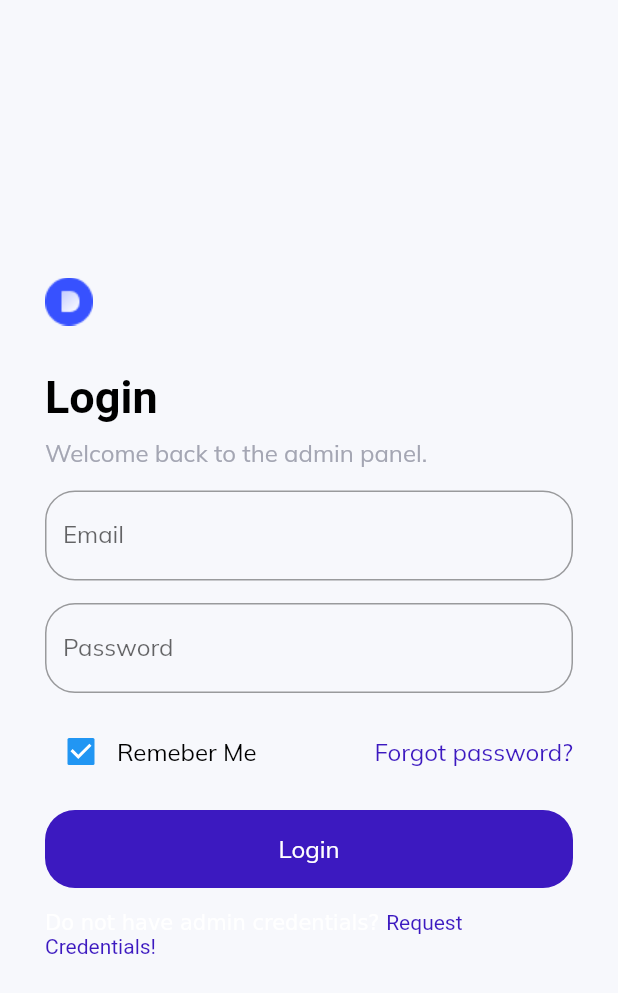
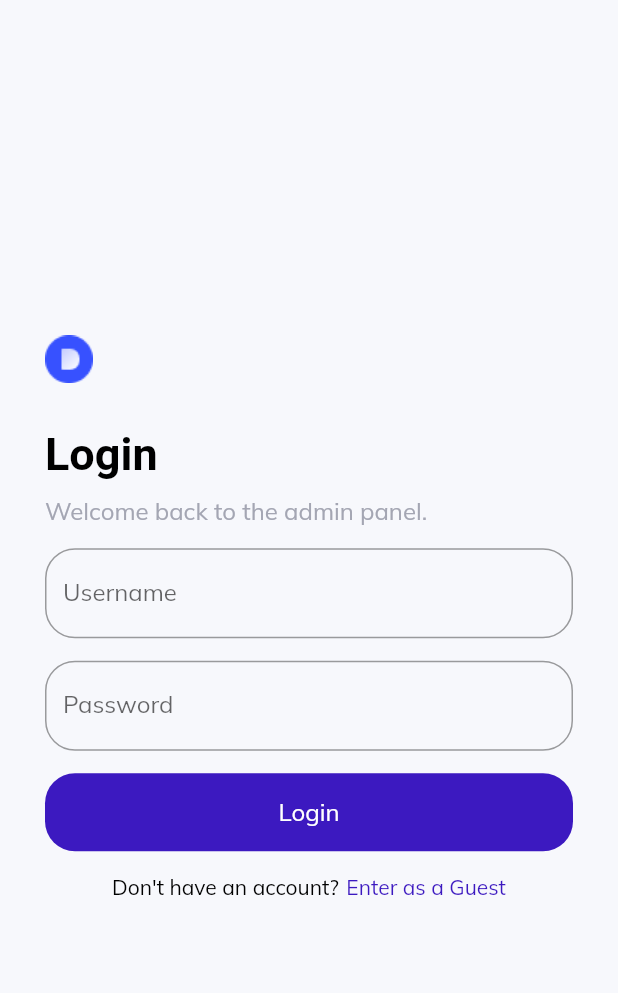
Before and after one commit to kvnrzl/flutter-project-spk-pemilihan-tabungan, a Flutter app: the LoginPage screen opened directly, on a phone screen of 412 x 824 dp. Shown: the top 993 px of the screen. Run offline on Flutter 3.47's test engine with Material 2 defaults, Android fonts, the phone set to English and light mode, and no system bars; our stand-ins replace data_table_2, dio, flutter_secure_storage, get, google_fonts; accounts and stored records are empty.

Commit message:
FEAT: add auth feature

```diff
--- a/lib/controllers/auth_controller.dart
+++ b/lib/controllers/auth_controller.dart
@@ -4,7 +4,7 @@ class AuthController extends GetxController {
   static AuthController instance = Get.find();
 
   final _isAuthenticated = false.obs;
-  final _username = "".obs;
+  final _username = "Log In".obs;
 
   bool get isAuthenticated => _isAuthenticated.value;
   set isAuthenticated(bool value) => _isAuthenticated.value = value;
@@ -17,7 +17,7 @@ class AuthController extends GetxController {
   //   super.onInit();
   //   ever(_isAuthenticated, (_) {
   //     if (isAuthenticated) {
-  //       Get.offAllNamed('/home');
+  //       Get.offAllNamed('/');
   //     } else {
   //       Get.offAllNamed('/login');
   //     }
@@ -30,5 +30,6 @@ class AuthController extends GetxController {
 
   void logout() {
     isAuthenticated = false;
+    setUsername = "Log In";
   }
 }
--- a/lib/pages/authentication/login_page.dart
+++ b/lib/pages/authentication/login_page.dart
@@ -1,11 +1,24 @@
 import 'package:flutter/material.dart';
+import 'package:get/get.dart';
 import 'package:google_fonts/google_fonts.dart';
 
+import '../../constants/controller.dart';
 import '../../constants/style.dart';
+import '../../routing/routes.dart';
+import '../../services/auth_services.dart';
 import '../../widgets/custom_text.dart';
 
-class LoginPage extends StatelessWidget {
+class LoginPage extends StatefulWidget {
   const LoginPage({super.key});
+
+  @override
+  State<LoginPage> createState() => _LoginPageState();
+}
+
+class _LoginPageState extends State<LoginPage> {
+  final _formLoginKey = GlobalKey<FormState>();
+  TextEditingController _username = TextEditingController();
+  TextEditingController _password = TextEditingController();
 
   @override
   Widget build(BuildContext context) {
@@ -50,52 +63,77 @@ class LoginPage extends StatelessWidget {
               const SizedBox(
                 height: 15,
               ),
-              TextField(
+              Form(
+                key: _formLoginKey,
+                child: Column(
+                  children: [
+                    TextFormField(
+                      controller: _username,
                       decoration: InputDecoration(
-                    labelText: "Email",
-                    hintText: "abc@domain.com",
+                        labelText: "Username",
+                        hintText: "Enter username",
                         border: OutlineInputBorder(
-                        borderRadius: BorderRadius.circular(20))),
+                            borderRadius: BorderRadius.circular(20)),
+                      ),
+                      validator: (value) {
+                        if (value!.isEmpty) {
+                          return "Username cannot be empty";
+                        }
+                        return null;
+                      },
                     ),
                     const SizedBox(
                       height: 15,
                     ),
-              TextField(
+                    TextFormField(
+                      controller: _password,
                       obscureText: true,
                       decoration: InputDecoration(
                         labelText: "Password",
-                    hintText: "123",
+                        hintText: "Enter password",
                         border: OutlineInputBorder(
-                        borderRadius: BorderRadius.circular(20))),
+                            borderRadius: BorderRadius.circular(20)),
                       ),
-              const SizedBox(
-                height: 15,
-              ),
-              Row(
-                mainAxisAlignment: MainAxisAlignment.spaceBetween,
-                children: [
-                  Row(
-                    children: [
-                      Checkbox(value: true, onChanged: (value) {}),
-                      const CustomText(
-                        text: "Remeber Me",
-                      ),
-                    ],
-                  ),
-                  CustomText(text: "Forgot password?", color: active)
-                ],
+                      validator: (value) {
+                        if (value!.isEmpty) {
+                          return "Password cannot be empty";
+                        }
+                        return null;
+                      },
                     ),
                     const SizedBox(
                       height: 15,
                     ),
                     InkWell(
-                onTap: () {
-                  // Get.offAllNamed(rootRoute);
-                  /// TODO : create some logic when click login
+                      onTap: () async {
+                        if (_formLoginKey.currentState!.validate()) {
+                          await AuthServices.login(
+                                  _username.text, _password.text)
+                              .then((value) {
+                            if (value.code == 200) {
+                              authController.login();
+                              authController.setUsername =
+                                  value.data!.username ?? "Log In";
+                              Get.offAllNamed(rootRoute);
+                            } else {
+                              Get.snackbar(
+                                  "Error",
+                                  value.message ??
+                                      "Username atau Password salah",
+                                  snackPosition: SnackPosition.BOTTOM);
+                              // ScaffoldMessenger.of(context).showSnackBar(
+                              //   SnackBar(
+                              //     content: Text('Error : Username atau Password Salah'),
+                              //   ),
+                              // );
+                            }
+                          });
+                        }
                       },
                       child: Container(
                         decoration: BoxDecoration(
-                      color: active, borderRadius: BorderRadius.circular(20)),
+                            color: active,
+                            borderRadius: BorderRadius.circular(20)),
                         alignment: Alignment.center,
                         width: double.maxFinite,
                         padding: const EdgeInsets.symmetric(vertical: 16),
@@ -105,16 +143,53 @@ class LoginPage extends StatelessWidget {
                         ),
                       ),
                     ),
+                  ],
+                ),
+              ),
+
+              // const SizedBox(
+              //   height: 15,
+              // ),
+              // Row(
+              //   mainAxisAlignment: MainAxisAlignment.spaceBetween,
+              //   children: [
+              //     Row(
+              //       children: [
+              //         Checkbox(value: true, onChanged: (value) {}),
+              //         const CustomText(
+              //           text: "Remeber Me",
+              //         ),
+              //       ],
+              //     ),
+              //     CustomText(text: "Forgot password?", color: active)
+              //   ],
+              // ),
+
               const SizedBox(
                 height: 15,
               ),
-              RichText(
-                  text: TextSpan(children: [
-                const TextSpan(text: "Do not have admin credentials? "),
-                TextSpan(
-                    text: "Request Credentials! ",
-                    style: TextStyle(color: active))
-              ]))
+              Row(
+                mainAxisAlignment: MainAxisAlignment.center,
+                children: [
+                  const CustomText(
+                    text: "Don't have an account?",
+                    size: 14,
+                  ),
+                  const SizedBox(
+                    width: 5,
+                  ),
+                  InkWell(
+                    onTap: () {
+                      Get.offAllNamed(rootRoute);
+                    },
+                    child: CustomText(
+                      text: "Enter as a Guest",
+                      color: active,
+                      size: 14,
+                    ),
+                  ),
+                ],
+              ),
             ],
           ),
         ),
--- a/lib/routing/routes.dart
+++ b/lib/routing/routes.dart
@@ -1,3 +1,6 @@
+const rootRoute = "/";
+const loginRoute = "/login";
+
 const homePageDisplayName = "Beranda";
 const homePageRoute = "/home";
 
--- a/pubspec.yaml
+++ b/pubspec.yaml
@@ -34,6 +34,7 @@ dependencies:
   dio: ^4.0.6
   flutter:
     sdk: flutter
+  flutter_secure_storage: ^6.0.0
   get: ^4.6.5
   google_fonts: ^3.0.1
 
```
Also changed, not shown: lib/main.dart (+13 -8 lines), lib/services/auth_services.dart (+29 -10 lines), lib/services/storage_services.dart (added, +42 -0 lines), lib/widgets/top_nav_bar.dart (+26 -3 lines), pubspec.lock, 5 other files. Lines whose indentation alone changed are shown as unchanged.
